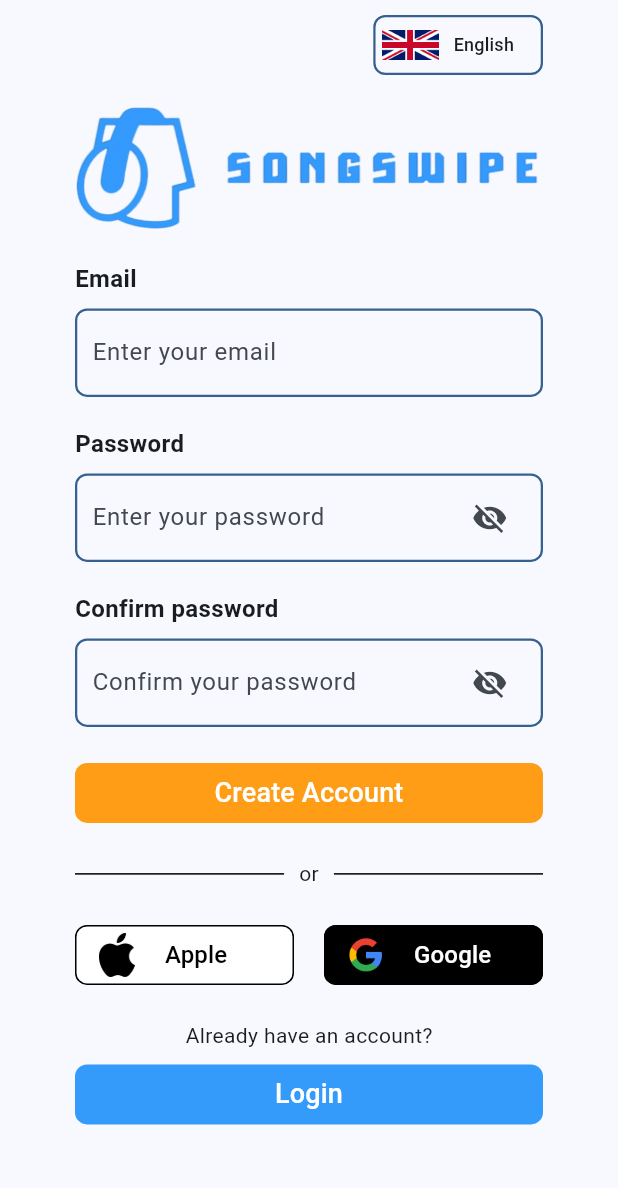
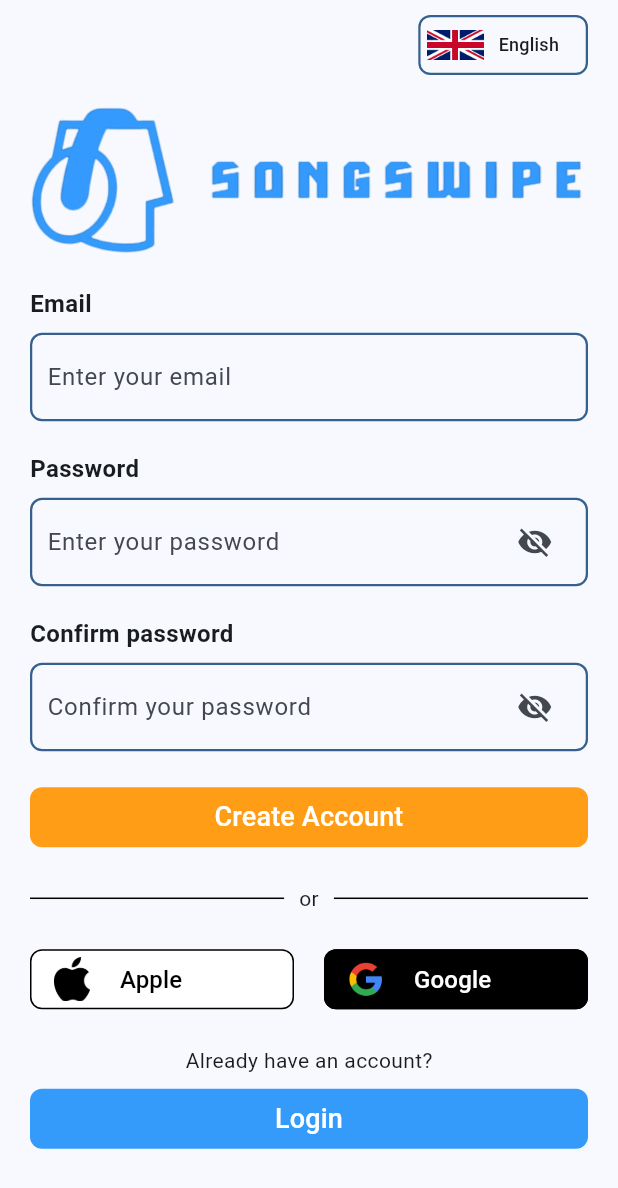
Before and after one commit to amarosv/SongSwipe, a Flutter app: the SignUpView screen opened directly with empty values, after a tap on "Google", on a phone screen of 412 x 824 dp. Shown: the top 1188 px of the screen. Run offline on Flutter 3.47's test engine with Material 3 defaults, Android fonts, the phone set to English and light mode, and no system bars; our stand-ins replace firebase_auth, firebase_core, flutter_dotenv, flutter_riverpod, go_router, google_sign_in and 5 more; accounts and stored records are empty; generated files the repository leaves out were written again; network calls fail.

Commit message:
Haciendo signup con google

```diff
--- a/lib/config/languages/app_en.arb
+++ b/lib/config/languages/app_en.arb
@@ -78,5 +78,6 @@
     "logout": "log out",
     "logout_dialog_content": "are you sure you want to log out?",
     "yes": "yes",
-    "no": "no"
+    "no": "no",
+    "select_your_username": "select your username"
 }
--- a/lib/config/languages/app_es.arb
+++ b/lib/config/languages/app_es.arb
@@ -78,5 +78,6 @@
     "logout": "cerrar sesión",
     "logout_dialog_content": "¿está seguro de que desea cerrar sesión?",
     "yes": "sí",
-    "no": "no"
+    "no": "no",
+    "select_your_username": "selecciona tu username"
 }
--- a/lib/config/languages/app_it.arb
+++ b/lib/config/languages/app_it.arb
@@ -78,5 +78,6 @@
     "logout": "logout",
     "logout_dialog_content": "sei sicuro di voler effettuare il logout?",
     "yes": "si",
-    "no": "no"
+    "no": "no",
+    "select_your_username": "seleziona tuo username"
 }
--- a/lib/config/router/app_router.dart
+++ b/lib/config/router/app_router.dart
@@ -32,7 +32,7 @@
     if (user == null) {
       location = '/login';
     }
-    // location = '/select-genres-screen';
+    // location = '/complete-profile-simple';
 
     // Devolvemos la ruta
     return location;
@@ -64,6 +64,11 @@
         builder: (context, state) => CompleteProfileScreen(),
       ),
       GoRoute(
+        path: '/complete-profile-simple',
+        name: CompleteProfileSimpleScreen.name,
+        builder: (context, state) => CompleteProfileSimpleScreen(),
+      ),
+      GoRoute(
         path: '/verify-email',
         name: VerifyEmailScreen.name,
         builder: (context, state) => VerifyEmailScreen(),
--- /dev/null
+++ b/lib/helpers/auth_methods.dart
@@ -0,0 +1,53 @@
+import 'package:firebase_auth/firebase_auth.dart';
+import 'package:flutter/foundation.dart';
+import 'package:google_sign_in/google_sign_in.dart';
+
+Future<User?> signInWithGoogle() async {
+  FirebaseAuth auth = FirebaseAuth.instance;
+    User? user;
+
+    if (kIsWeb) {
+      GoogleAuthProvider authProvider = GoogleAuthProvider();
+
+      try {
+        final UserCredential userCredential =
+            await auth.signInWithPopup(authProvider);
+
+        user = userCredential.user;
+      } catch (e) {
+        print(e);
+      }
+    } else {
+      final GoogleSignIn googleSignIn = GoogleSignIn();
+
+      final GoogleSignInAccount? googleSignInAccount =
+          await googleSignIn.signIn();
+
+      if (googleSignInAccount != null) {
+        final GoogleSignInAuthentication googleSignInAuthentication =
+            await googleSignInAccount.authentication;
+
+        final AuthCredential credential = GoogleAuthProvider.credential(
+          accessToken: googleSignInAuthentication.accessToken,
+          idToken: googleSignInAuthentication.idToken,
+        );
+
+        try {
+          final UserCredential userCredential =
+              await auth.signInWithCredential(credential);
+
+          user = userCredential.user;
+        } on FirebaseAuthException catch (e) {
+          if (e.code == 'account-exists-with-different-credential') {
+
+          } else if (e.code == 'invalid-credential') {
+
+          }
+        } catch (e) {
+          print(e);
+        }
+      }
+    }
+
+    return user;
+}
--- a/lib/presentation/screens/export_screens.dart
+++ b/lib/presentation/screens/export_screens.dart
@@ -1,5 +1,6 @@
 export 'change_theme_screen.dart';
 export 'complete_profile_screen.dart';
+export 'complete_profile_simple_screen.dart';
 export 'home_screen.dart';
 export 'login_screen.dart';
 export 'select_artists_screen.dart';
--- a/lib/presentation/views/export_views.dart
+++ b/lib/presentation/views/export_views.dart
@@ -1,4 +1,5 @@
 export 'change_theme_view.dart';
+export 'complete_profile_simple_view.dart';
 export 'complete_profile_view.dart';
 export 'login_view.dart';
 export 'profile_view.dart';
--- a/lib/presentation/views/profile_view.dart
+++ b/lib/presentation/views/profile_view.dart
@@ -64,7 +64,7 @@
         body: SafeArea(
       child: SingleChildScrollView(
         child: Padding(
-          padding: const EdgeInsets.symmetric(horizontal: 40),
+          padding: const EdgeInsets.symmetric(horizontal: 20),
           child: Column(
             children: [
               const SizedBox(height: 10),
--- a/lib/presentation/views/signup_view.dart
+++ b/lib/presentation/views/signup_view.dart
@@ -2,6 +2,7 @@
 import 'package:flutter/material.dart';
 import 'package:flutter_gen/gen_l10n/app_localizations.dart';
 import 'package:go_router/go_router.dart';
+import 'package:songswipe/helpers/auth_methods.dart';
 import 'package:songswipe/helpers/export_helpers.dart';
 import 'package:songswipe/presentation/widgets/export_widgets.dart';
 
@@ -90,7 +91,7 @@
 
               // Logo en horizontal
               Padding(
-                padding: EdgeInsets.symmetric(horizontal: 50),
+                padding: EdgeInsets.symmetric(horizontal: 20),
                 child: Image(
                   image:
                       AssetImage('$assetsPath/logo-horizontal-sin-fondo.png'),
@@ -102,7 +103,7 @@
               // CustomTextField para el email
               CustomTextfield(
                 title: capitalizeFirstLetter(text: localization.email),
-                padding: EdgeInsets.symmetric(horizontal: 50),
+                padding: EdgeInsets.symmetric(horizontal: 20),
                 placeholder:
                     capitalizeFirstLetter(text: localization.email_placeholder),
                 textEditingController: emailController,
@@ -117,7 +118,7 @@
               // Mensaje de error del email
               _showErrorEmail
                   ? Padding(
-                      padding: const EdgeInsets.symmetric(horizontal: 50),
+                      padding: const EdgeInsets.symmetric(horizontal: 20),
                       child: SizedBox(
                           width: width,
                           child: Text(
@@ -133,7 +134,7 @@
               // CustomTextField para la contraseña
               CustomTextfield(
                 title: capitalizeFirstLetter(text: localization.password),
-                padding: EdgeInsets.symmetric(horizontal: 50),
+                padding: EdgeInsets.symmetric(horizontal: 20),
                 placeholder: capitalizeFirstLetter(
                     text: localization.password_placeholder),
                 isPassword: true,
@@ -146,7 +147,7 @@
               CustomTextfield(
                 title:
                     capitalizeFirstLetter(text: localization.confirm_password),
-                padding: EdgeInsets.symmetric(horizontal: 50),
+                padding: EdgeInsets.symmetric(horizontal: 20),
                 placeholder: capitalizeFirstLetter(
                     text: localization.confirm_password_placeholder),
                 isPassword: true,
@@ -156,7 +157,7 @@
               // Mensaje de error de la contraseña
               _showErrorPassword
                   ? Padding(
-                      padding: const EdgeInsets.symmetric(horizontal: 50),
+                      padding: const EdgeInsets.symmetric(horizontal: 20),
                       child: SizedBox(
                           width: width,
                           child: Text(
@@ -207,9 +208,19 @@
                             context.push('/verify-email');
                           } on FirebaseAuthException catch (e) {
                             if (e.code == 'weak-password') {
-                              showNotification(capitalizeFirstLetter(text: localization.attention), capitalizeFirstLetter(text: localization.error_password_weak), context);
+                              showNotification(
+                                  capitalizeFirstLetter(
+                                      text: localization.attention),
+                                  capitalizeFirstLetter(
+                                      text: localization.error_password_weak),
+                                  context);
                             } else if (e.code == 'email-already-in-use') {
-                              showNotification(capitalizeFirstLetter(text: localization.attention), capitalizeFirstLetter(text: localization.error_account), context);
+                              showNotification(
+                                  capitalizeFirstLetter(
+                                      text: localization.attention),
+                                  capitalizeFirstLetter(
+                                      text: localization.error_account),
+                                  context);
                             }
                           } catch (e) {
                             print('Error ${e.toString()}');
@@ -247,7 +258,7 @@
 
               // Crear cuenta con proovedores
               Padding(
-                padding: const EdgeInsets.symmetric(horizontal: 50),
+                padding: const EdgeInsets.symmetric(horizontal: 20),
                 child: Row(
                   spacing: 20,
                   children: [
@@ -263,7 +274,16 @@
                     Expanded(
                       child: CustomSocialButton(
                         backgroundColor: Colors.black,
-                        onPressed: () {},
+                        onPressed: () async {
+                          User? userCredential =
+                              await signInWithGoogle();
+
+                          print(userCredential);
+
+                          if (userCredential != null) {
+                            context.go('/complete-profile-simple');
+                          }
+                        },
                         textStyle: TextStyle(fontSize: 16, color: Colors.white),
                         text: 'Google',
                         borderColor: Colors.black,
--- a/lib/presentation/widgets/custom_button_widget.dart
+++ b/lib/presentation/widgets/custom_button_widget.dart
@@ -57,7 +57,7 @@
       width: double.infinity,
       child: Padding(
         padding: applyPadding != false
-          ? EdgeInsets.symmetric(horizontal: 50)
+          ? EdgeInsets.symmetric(horizontal: 20)
           : EdgeInsets.all(0),
         child: ElevatedButton(
             style: ElevatedButton.styleFrom(
--- a/lib/presentation/widgets/custom_dropdownbutton_widget.dart
+++ b/lib/presentation/widgets/custom_dropdownbutton_widget.dart
@@ -65,7 +65,7 @@
     final localization = AppLocalizations.of(context)!;
 
     return Padding(
-      padding: EdgeInsets.symmetric(vertical: 10, horizontal: 50),
+      padding: EdgeInsets.symmetric(vertical: 10, horizontal: 20),
       child: Align(
         alignment: Alignment.topRight,
         child: Container(
--- a/lib/presentation/widgets/separate_sections_widget.dart
+++ b/lib/presentation/widgets/separate_sections_widget.dart
@@ -17,7 +17,7 @@
       children: [
         Expanded(
           child: Padding(
-            padding: const EdgeInsets.only(left: 50),
+            padding: const EdgeInsets.only(left: 20),
             child: Divider(
               thickness: 1,
               color: Colors.black,
@@ -30,7 +30,7 @@
         ),
         Expanded(
           child: Padding(
-            padding: const EdgeInsets.only(right: 50),
+            padding: const EdgeInsets.only(right: 20),
             child: Divider(
               thickness: 1,
               color: Colors.black,
--- a/pubspec.yaml
+++ b/pubspec.yaml
@@ -39,6 +39,7 @@
     sdk: flutter
   flutter_riverpod: ^2.6.1
   go_router: ^14.6.3
+  google_sign_in: ^6.2.2
   http: ^1.3.0
   image_cropper: ^9.0.0
   image_picker: ^1.1.2
```
Also changed, not shown: lib/presentation/screens/complete_profile_simple_screen.dart (added, +16 -0 lines), lib/presentation/views/complete_profile_simple_view.dart (added, +150 -0 lines), lib/presentation/views/complete_profile_view.dart (+34 -52 lines), lib/presentation/views/login_view.dart (+10 -7 lines), lib/presentation/views/settings_view.dart (+9 -9 lines), lib/services/api/internal_api.dart (+27 -7 lines), pubspec.lock, 4 other files.
